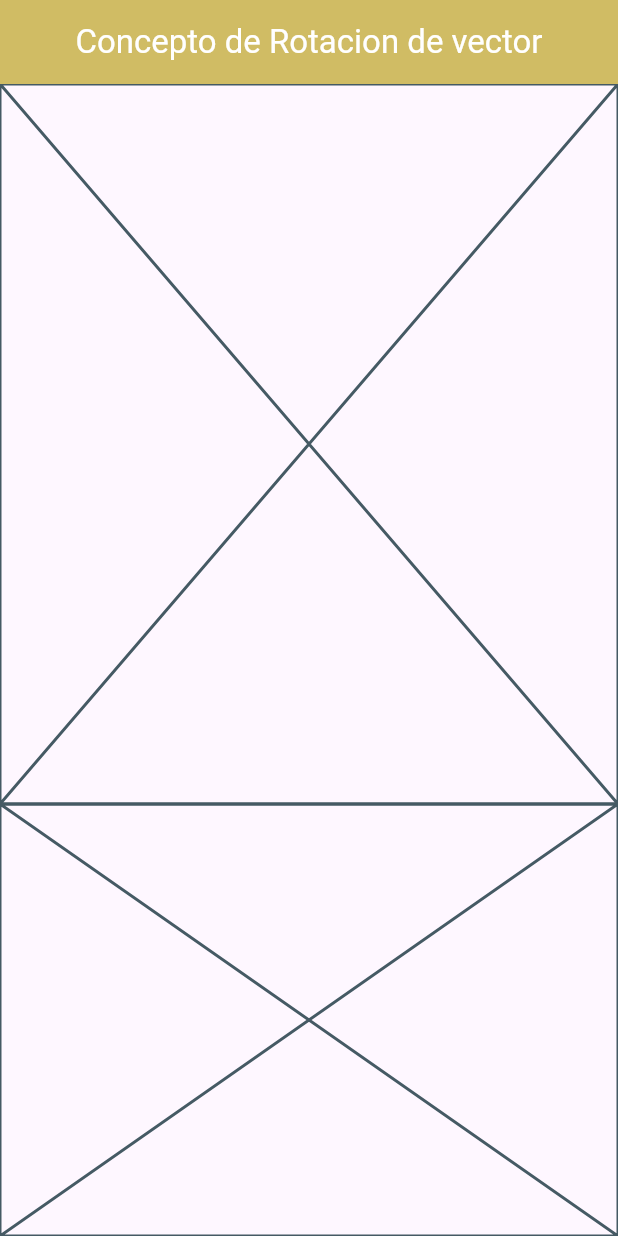
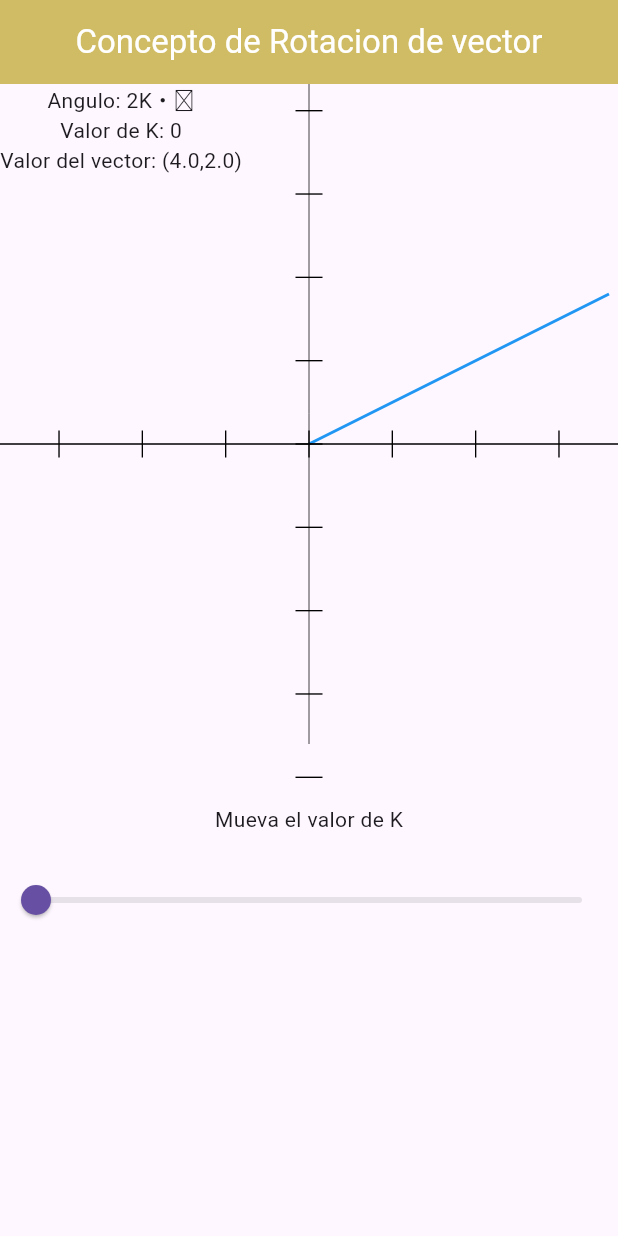
Before and after one commit to pragmatically-dev/rotacion-de-vector, a Flutter app: the screen it shows after launch, on a phone screen of 412 x 824 dp. Run offline on Flutter 3.47's test engine with Material 3 defaults, Android fonts, the phone set to English and light mode, and no system bars.

Commit message:
Implementacion visual de la multiplicacion de la matriz rotacion por un vector columna [x,y]

```diff
--- a/lib/main.dart
+++ b/lib/main.dart
@@ -1,4 +1,6 @@
 // ignore_for_file: prefer_const_constructors, prefer_const_literals_to_create_immutables
+
+import 'dart:math';
 
 import 'package:flutter/cupertino.dart';
 import 'package:flutter/material.dart';
@@ -64,12 +66,9 @@ class _MyHomePageState extends State<MyHomePage> {
 }
 
 class ScreenSwitcher extends StatelessWidget {
-  const ScreenSwitcher({
-    super.key,
-    required  this.mobile,
-    required  this.desktop
-  });
-   final Widget mobile,desktop;
+  const ScreenSwitcher(
+      {super.key, required this.mobile, required this.desktop});
+  final Widget mobile, desktop;
   @override
   Widget build(BuildContext context) {
     return LayoutBuilder(builder: (context, dimensions) {
@@ -89,46 +88,244 @@ class ScreenSwitcher extends StatelessWidget {
   }
 }
 
-class DesktopView extends StatelessWidget {
+class DesktopView extends StatefulWidget {
   const DesktopView({
     super.key,
   });
 
   @override
+  State<DesktopView> createState() => _DesktopViewState();
+}
+
+class _DesktopViewState extends State<DesktopView> {
+  double k = 0;
+  var v = VectorR2(x1: 4.0, x2: 2.0);
+
+  @override
   Widget build(BuildContext context) {
+    double anguloDeRotacion = pi * 2 * k;
+    var vectorRotado = VectorR2.rotar(anguloDeRotacion, v);
     return Row(
       children: [
         Expanded(
-          flex: 1,
-          child: Placeholder(),
-        ),
+            flex: 1,
+            child: Column(
+              children: [
+                Center(
+                  child: Text("Mueva el valor de K"),
+                ),
+                SizedBox(
+                  height: 20,
+                ),
+                Slider(
+                    value: k,
+                    onChanged: (value) => {setState(() => k = value)}),
+              ],
+            )),
         Expanded(
           flex: 4,
-          child: Placeholder(),
+          child: ClipRect(
+            child: Stack(
+              clipBehavior: Clip.antiAlias,
+              children: [
+                Center(
+                  child: CustomPaint(
+                    isComplex: true,
+                    painter: VectorPainter(
+                        v: vectorRotado,
+                        centro: VectorR2(x1: 0, x2: 0),
+                        escala:
+                            50 // com si dividieras la pantalla en grids 30x30
+                        ),
+                  ),
+                ),
+                Positioned(
+                  child: Column(
+                    children: [
+                      Text("Angulo: 2K・𝝿"),
+                      Text("Valor de K: ${(k * 10).ceil()}"),
+                      Text("Valor del vector: ${vectorRotado.toString()}"),
+                    ],
+                  ),
+                )
+              ],
+            ),
+          ),
         ),
       ],
     );
   }
 }
 
-class MobileView extends StatelessWidget {
+class VectorR2 {
+  double x1, x2;
+  VectorR2({required this.x1, required this.x2});
+
+  static productoEscalar(VectorR2 v, VectorR2 w) {
+    return (v.x1 * w.x1) + (v.x2 * w.x2);
+  }
+
+  @override
+  String toString() {
+    return "(${x1.ceilToDouble()},${x2.ceilToDouble()})";
+  }
+
+  static VectorR2 rotar(double alpha, VectorR2 v) {
+    Matriz2x2 matrizRotacion = Matriz2x2(
+      F1: VectorR2(
+        x1: cos(alpha),
+        x2: -sin(alpha),
+      ),
+      F2: VectorR2(
+        x1: sin(alpha),
+        x2: cos(alpha),
+      ),
+    );
+
+    return VectorR2(
+      x1: productoEscalar(
+        matrizRotacion.fila(0),
+        v,
+      ),
+      x2: productoEscalar(
+        matrizRotacion.fila(1),
+        v,
+      ),
+    );
+  }
+}
+
+class Matriz2x2 {
+  List<VectorR2>? matriz;
+  VectorR2 F1, F2;
+
+  Matriz2x2({required this.F1, required this.F2}) {
+    matriz = [F1, F2];
+  }
+  VectorR2 fila(int i) => matriz?[i] ?? VectorR2(x1: -1, x2: -1);
+}
+
+class MobileView extends StatefulWidget {
   const MobileView({
     super.key,
   });
 
   @override
+  State<MobileView> createState() => _MobileViewState();
+}
+
+class _MobileViewState extends State<MobileView> {
+  double k = 0;
+
+  @override
   Widget build(BuildContext context) {
+    double anguloDeRotacion = pi * 2 * k;
+    var v = VectorR2(x1: 4.0, x2: 2.0);
+    var vectorRotado = VectorR2.rotar(anguloDeRotacion, v);
     return Column(
       children: [
         Expanded(
           flex: 5,
-          child: Placeholder(),
+          child: ClipRect(
+            child: Stack(
+              clipBehavior: Clip.antiAlias,
+              children: [
+                Center(
+                  child: CustomPaint(
+                    isComplex: true,
+                    painter: VectorPainter(
+                        v: vectorRotado,
+                        centro: VectorR2(x1: 0, x2: 0),
+                        escala:
+                            50 // com si dividieras la pantalla en grids 30x30
+                        ),
+                  ),
+                ),
+                Positioned(
+                  child: Column(
+                    children: [
+                      Text("Angulo: 2K・𝝿"),
+                      Text("Valor de K: ${(k * 10).ceil()}"),
+                      Text("Valor del vector: ${vectorRotado.toString()}"),
+                    ],
+                  ),
+                )
+              ],
+            ),
+          ),
         ),
         Expanded(
           flex: 3,
-          child: Placeholder(),
+          child: Column(
+            children: [
+              Center(
+                child: Text("Mueva el valor de K"),
+              ),
+              SizedBox(
+                height: 20,
+              ),
+              Slider(
+                  value: k, onChanged: (value) => {setState(() => k = value)}),
+            ],
+          ),
         ),
       ],
     );
   }
 }
+
+class VectorPainter extends CustomPainter {
+  VectorPainter({required this.v, required this.centro, required this.escala});
+  VectorR2 v;
+  VectorR2 centro;
+  int escala;
+  @override
+  void paint(Canvas canvas, Size size) {
+    final paint = Paint()
+      ..color = Colors.blue
+      ..strokeWidth = 2;
+
+    // Origen del vector
+    final Offset start = Offset(centro.x1, centro.x2);
+
+    // Destino del vector
+    final Offset end = Offset(v.x1 * escala, -v.x2 * escala);
+
+    // Dibujar el vector
+    canvas.drawLine(start, end, paint);
+
+    canvas.drawLine(
+        Offset(-10.0 * escala, 0),
+        Offset(10.0 * escala, 0),
+        paint
+          ..color = Colors.black
+          ..strokeWidth = 0.9);
+    canvas.drawLine(
+        Offset(0, -10.0 * escala),
+        Offset(0, 4.0 * escala),
+        paint
+          ..color = Colors.black
+          ..strokeWidth = 0.5);
+
+    var fix = 1.111;
+    for (var i = -10; i <= 10; i++) {
+      canvas.drawLine(
+          Offset(i.toDouble() * (escala * fix), (-1.0 * 9)),
+          Offset((i.toDouble()) * (escala * fix), (1.0 * 9)),
+          paint
+            ..color = Colors.black
+            ..strokeWidth = 0.9);
+      canvas.drawLine(
+          Offset((-1.0 * 9), (i).toDouble() * (escala * fix)),
+          Offset((1.0 * 9), i.toDouble() * (escala * fix)),
+          paint
+            ..color = Colors.black
+            ..strokeWidth = 0.9);
+    }
+  }
+
+  @override
+  bool shouldRepaint(covariant CustomPainter oldDelegate) {
+    return false;
+  }
+}
```
